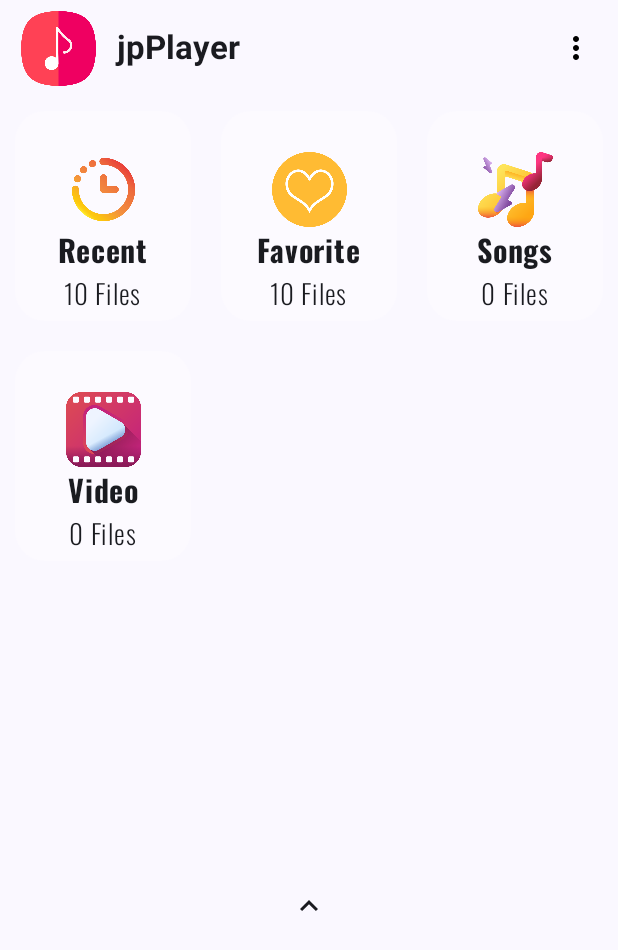
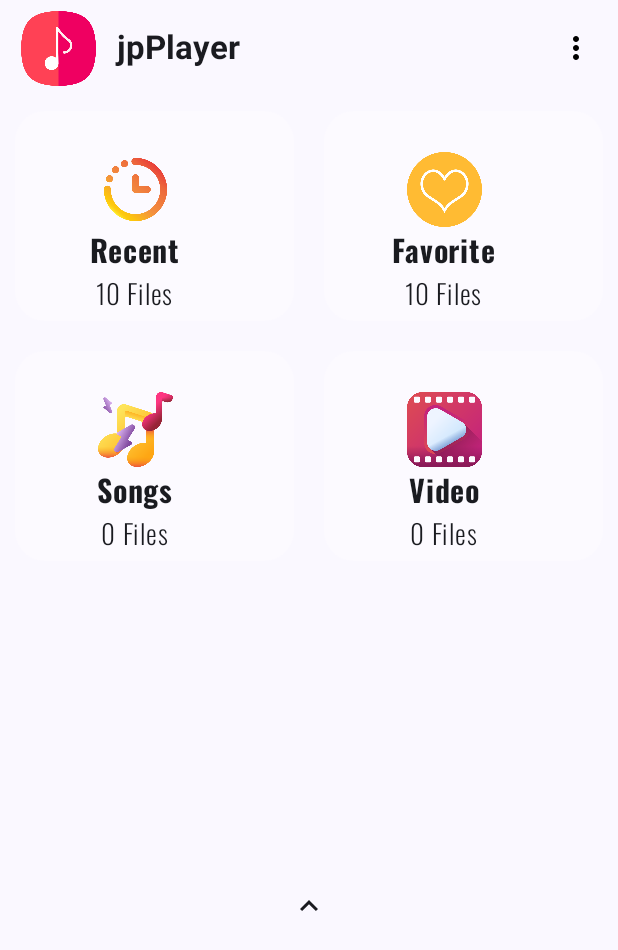
Before and after one commit to jay-prakash001/Media-Player-Jetpack-compose, an Android app built with Jetpack Compose: the screen it shows after launch (MainActivity), on a phone screen of 412 x 824 dp. Shown: the top 950 px of the screen. Run offline under Robolectric (Android 15) with nearby library versions, the phone set to English and light mode, and no system bars; our stand-ins replace Dagger/Hilt's generated code.

Commit message:
made changes on home screen categories grid cells size

```diff
--- a/app/src/main/java/com/jayvideoplayer/presentation/utils/composables.kt
+++ b/app/src/main/java/com/jayvideoplayer/presentation/utils/composables.kt
@@ -190,7 +190,8 @@ fun CategoryCard(
 fun Categories(context: Context, categories: List<Category>, navController: NavHostController) {
 
     LazyVerticalGrid(
-        columns = GridCells.Adaptive(minSize = 130.dp)
+//        columns = GridCells.Adaptive(minSize = 130.dp)
+        columns = GridCells.Adaptive(minSize = 170.dp)
     ) {
         items(categories) { cat ->
             CategoryCard(category = cat) {
```
